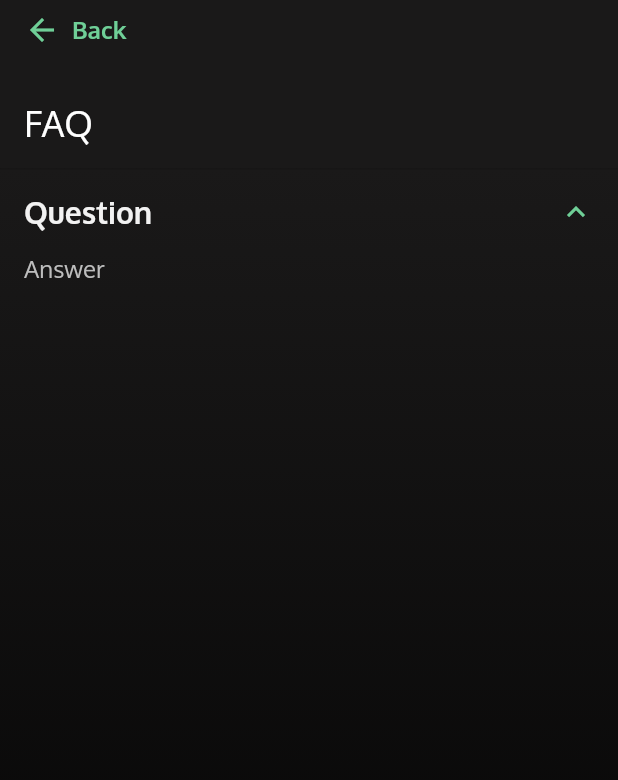
After one commit to Tech-Birds-Company/breath_with_me, a Flutter app: the ProfileFAQ screen opened directly, after a tap on "Question", on a phone screen of 412 x 824 dp. The commit adds this screen. Shown: the top 780 px of the screen. Run offline on Flutter 3.47's test engine with Material 3 defaults, Android fonts, the phone set to English and light mode, and no system bars; our stand-ins replace audio_service, audioplayers, cached_network_image, cloud_firestore, dio, easy_localization and 15 more; missing offline and left inert: app_tracking_transparency, audio_session; accounts and stored records are empty; generated files the repository leaves out were written again; project files that could hold a hidden picture were left out.

Commit message:
[BWM] FAQ UI (#37)
* Add black box ant text below

* Skeleton

* Add info block skeleton

* Add spacing

* Fix text

* Add empty faq

* Add right styles to theme

* Refactor

* Add black box ant text below

* Skeleton

* Add info block skeleton

* Add spacing

* Fix text

* Review fixes

---------

Co-authored-by: Igor Silaev <Igor.Silaev@kaspersky.com>

```diff
--- a/assets/i18n/en.json
+++ b/assets/i18n/en.json
@@ -1,5 +1,7 @@
 {
 	"appName": "BreatheWithMe",
+	"appBarBackTitle": "Back",
+
 	"onboardingCreateAccount": "Create account",
 	"onboardingPage1Title":"How do you want to feel?",
 	"onboardingPage2Title":"Feel the power of breath",
@@ -48,5 +50,6 @@
 	"profileStreak": "Ability to restore your practice streak 3 times",
 	"profileGetPremium": "Go Premium",
 	"profileTotalFriends": "Friends joined",
-	"profileFriendsUntilPremium": "Joined friends until free premium"
+	"profileFriendsUntilPremium": "Joined friends until free premium",
+	"profileFaqTitle": "FAQ"
 }
--- a/assets/i18n/ru.json
+++ b/assets/i18n/ru.json
@@ -1,5 +1,7 @@
 {
 	"appName": "BreatheWithMe",
+	"appBarBackTitle": "Назад",
+
 	"onboardingCreateAccount": "Создать аккаунт",
 	"onboardingPage1Title":"Как ты хочешь себя чувствовать?",
 	"onboardingPage2Title":"Испытай силу дыхания",
@@ -48,5 +50,6 @@
 	"profileStreak": "Возможность восстановить серию практик 3 раза",
 	"profileGetPremium": "Получить премиум",
 	"profileTotalFriends": "Друзей присоединилось",
-	"profileFriendsUntilPremium": "Присоединившихся друзей до бесплатного премиума"
+	"profileFriendsUntilPremium": "Присоединившихся друзей до бесплатного премиума",
+	"profileFaqTitle": "FAQ"
 }
--- /dev/null
+++ b/lib/features/profile/widgets/bwm_app_bar.dart
@@ -0,0 +1,68 @@
+import 'package:breathe_with_me/i18n/locale_keys.g.dart';
+import 'package:breathe_with_me/theme/bwm_theme.dart';
+import 'package:easy_localization/easy_localization.dart';
+import 'package:flutter/material.dart';
+
+class BWMAppBar extends StatelessWidget implements PreferredSizeWidget {
+  static const double appBarHeight = 112;
+
+  final String title;
+
+  const BWMAppBar({
+    required this.title,
+    super.key,
+  });
+
+  @override
+  Size get preferredSize => const Size.fromHeight(appBarHeight);
+
+  @override
+  Widget build(BuildContext context) {
+    final theme = Theme.of(context).extension<BWMTheme>()!;
+    return SafeArea(
+      child: Container(
+        height: appBarHeight,
+        color: theme.primaryBackground,
+        child: Padding(
+          padding: const EdgeInsets.symmetric(
+            vertical: 8,
+            horizontal: 16,
+          ),
+          child: Column(
+            crossAxisAlignment: CrossAxisAlignment.start,
+            children: [
+              GestureDetector(
+                onTap: () {
+                  Navigator.pop(context);
+                },
+                child: Row(
+                  children: [
+                    Icon(
+                      Icons.arrow_back,
+                      size: 24,
+                      color: theme.green4,
+                    ),
+                    const SizedBox(width: 8),
+                    Text(
+                      LocaleKeys.appBarBackTitle.tr(),
+                      style: theme.typography.bodyMTrue.copyWith(
+                        color: theme.green4,
+                      ),
+                    ),
+                  ],
+                ),
+              ),
+              const SizedBox(height: 36),
+              Text(
+                title,
+                style: theme.typography.heading.copyWith(
+                  color: theme.primaryText,
+                ),
+              ),
+            ],
+          ),
+        ),
+      ),
+    );
+  }
+}
--- /dev/null
+++ b/lib/features/profile/widgets/profile_faq.dart
@@ -0,0 +1,59 @@
+import 'package:breathe_with_me/features/profile/widgets/bwm_app_bar.dart';
+import 'package:breathe_with_me/i18n/locale_keys.g.dart';
+import 'package:breathe_with_me/theme/bwm_theme.dart';
+import 'package:easy_localization/easy_localization.dart';
+import 'package:flutter/material.dart';
+import 'package:flutter/services.dart';
+
+class ProfileFAQ extends StatelessWidget {
+  const ProfileFAQ({super.key});
+
+  @override
+  Widget build(BuildContext context) {
+    final theme = Theme.of(context).extension<BWMTheme>()!;
+    return AnnotatedRegion<SystemUiOverlayStyle>(
+      value: SystemUiOverlayStyle.light,
+      child: Scaffold(
+        backgroundColor: theme.primaryBackground,
+        appBar: BWMAppBar(title: LocaleKeys.profileFaqTitle.tr()),
+        body: Container(
+          height: double.infinity,
+          decoration: BoxDecoration(
+            gradient: LinearGradient(
+              begin: Alignment.topCenter,
+              end: Alignment.bottomCenter,
+              colors: [
+                theme.primaryBackground,
+                Colors.black,
+              ],
+            ),
+          ),
+          child: SafeArea(
+            child: ExpansionTile(
+              iconColor: theme.green4,
+              collapsedIconColor: theme.green4,
+              expandedAlignment: Alignment.centerLeft,
+              title: Text(
+                'Question',
+                style: theme.typography.heading3.copyWith(
+                  color: theme.gray4,
+                ),
+              ),
+              children: <Widget>[
+                Padding(
+                  padding: const EdgeInsets.symmetric(horizontal: 16),
+                  child: Text(
+                    'Answer',
+                    style: theme.typography.bodyM.copyWith(
+                      color: theme.gray6,
+                    ),
+                  ),
+                )
+              ],
+            ),
+          ),
+        ),
+      ),
+    );
+  }
+}
--- a/lib/theme/bwm_light_theme.dart
+++ b/lib/theme/bwm_light_theme.dart
@@ -12,5 +12,8 @@ final class BWMLightTheme extends BWMTheme {
     super.secondaryBackground = const Color(0xFF333333),
     super.primaryText = const Color(0xFFFFFFFF),
     super.secondaryText = const Color(0xFF828282),
+    super.green4 = const Color(0xFF6FCF97),
+    super.gray4 = const Color(0xFFF2F2F2),
+    super.gray6 = const Color(0xFFBDBDBD),
   });
 }
--- a/lib/theme/bwm_theme.dart
+++ b/lib/theme/bwm_theme.dart
@@ -10,6 +10,9 @@ class BWMTheme extends ThemeExtension<BWMTheme> {
   final Color secondaryBackground;
   final Color primaryText;
   final Color secondaryText;
+  final Color green4;
+  final Color gray4;
+  final Color gray6;
 
   const BWMTheme({
     required this.primaryColor,
@@ -20,6 +23,9 @@ class BWMTheme extends ThemeExtension<BWMTheme> {
     required this.secondaryBackground,
     required this.primaryText,
     required this.secondaryText,
+    required this.green4,
+    required this.gray4,
+    required this.gray6,
   });
 
   @override
@@ -32,6 +38,9 @@ class BWMTheme extends ThemeExtension<BWMTheme> {
     Color? secondaryBackground,
     Color? primaryText,
     Color? secondaryText,
+    Color? green4,
+    Color? gray4,
+    Color? gray6,
   }) {
     return BWMTheme(
       primaryColor: primaryColor ?? this.primaryColor,
@@ -42,6 +51,9 @@ class BWMTheme extends ThemeExtension<BWMTheme> {
       secondaryBackground: secondaryBackground ?? this.secondaryBackground,
       primaryText: primaryText ?? this.primaryText,
       secondaryText: secondaryText ?? this.secondaryText,
+      green4: green4 ?? this.green4,
+      gray4: gray4 ?? this.gray4,
+      gray6: gray6 ?? this.gray6,
     );
   }
 
@@ -66,6 +78,9 @@ class BWMTheme extends ThemeExtension<BWMTheme> {
           Color.lerp(secondaryBackground, other.secondaryBackground, t)!,
       primaryText: Color.lerp(primaryText, other.primaryText, t)!,
       secondaryText: Color.lerp(secondaryText, other.secondaryText, t)!,
+      green4: Color.lerp(green4, other.green4, t)!,
+      gray4: Color.lerp(gray4, other.gray4, t)!,
+      gray6: Color.lerp(gray6, other.gray6, t)!,
     );
   }
 }
--- a/lib/theme/bwm_typography.dart
+++ b/lib/theme/bwm_typography.dart
@@ -6,6 +6,7 @@ abstract interface class Typography {
   TextStyle get subtitle;
   TextStyle get heading;
   TextStyle get heading2;
+  TextStyle get heading3;
   TextStyle get bodyM;
   TextStyle get bodyMTrue;
   TextStyle get label;
@@ -38,6 +39,14 @@ final class BWMTypography extends Typography {
         fontWeight: FontWeight.bold,
         fontSize: 24,
         height: 28 / 24,
+      );
+
+  @override
+  TextStyle get heading3 => const TextStyle(
+        fontFamily: _fontFamily,
+        fontWeight: FontWeight.bold,
+        fontSize: 20,
+        height: 24 / 20,
       );
 
   @override
@@ -86,6 +95,14 @@ final class BWMTypography extends Typography {
         fontWeight: FontWeight.w400,
         fontSize: 14,
         height: 18 / 14,
+        );
+
+  @override
+  TextStyle get footnote => const TextStyle(
+        fontFamily: _fontFamily,
+        fontWeight: FontWeight.w400,
+        fontSize: 13,
+        height: 16 / 12,
       );
 
   @override
```
Also changed, not shown: lib/i18n/locale_keys.g.dart.
